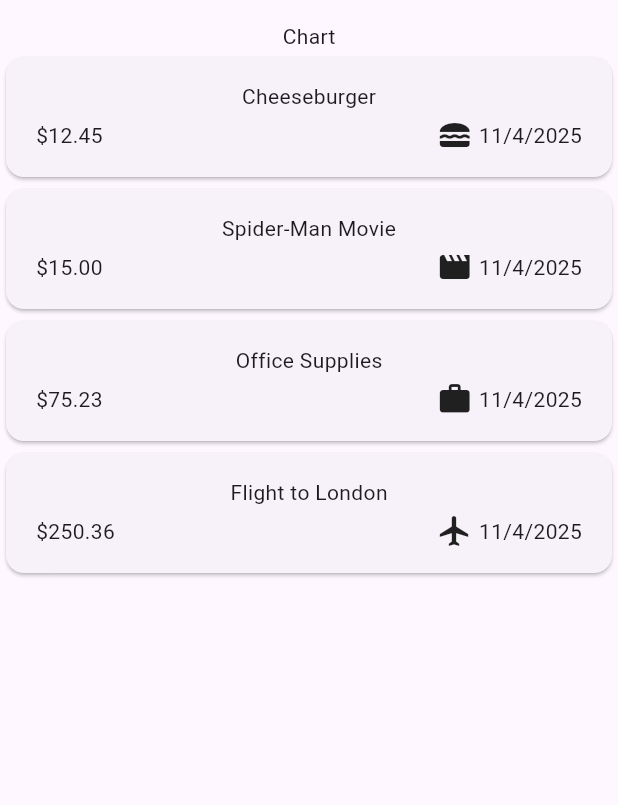
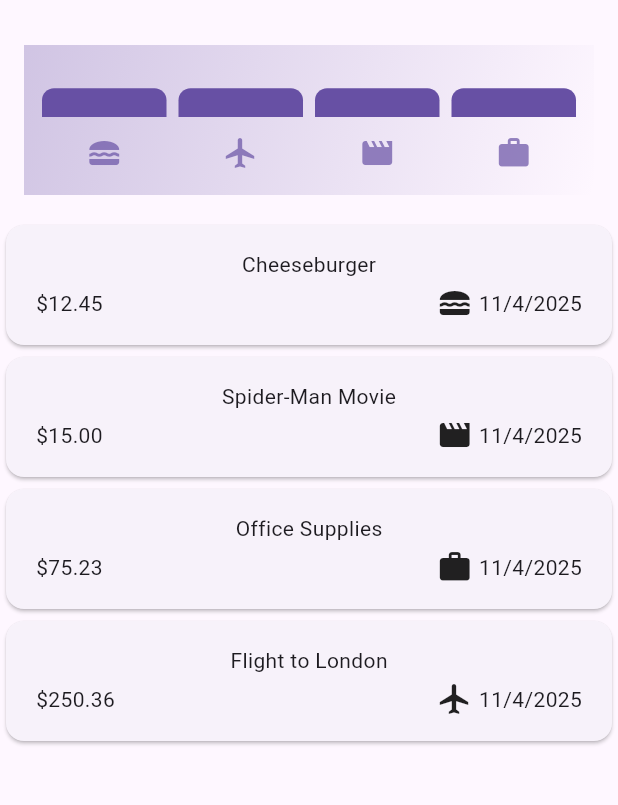
Before and after one commit to AliKhachab/expenses_app, a Flutter app: the screen it shows after launch, on a phone screen of 412 x 824 dp, the part 63-868 px from its top. Run offline on Flutter 3.47's test engine with Material 3 defaults, Android fonts, the phone set to English and light mode, and no system bars.

Commit message:
chart now works

```diff
--- a/lib/models/expense.dart
+++ b/lib/models/expense.dart
@@ -37,3 +37,27 @@ class Expense {
     return dateFormatter.format(date);
   }
 }
+
+class ExpenseBucket {
+  ExpenseBucket({
+    required this.category,
+    required this.expenses,
+  });
+
+  final Category category;
+  final List<Expense> expenses;
+
+  ExpenseBucket.forCategory(List<Expense> allExpenses, this.category)
+      : expenses = allExpenses
+            .where((expense) => expense.category == category)
+            .toList();
+
+  double get totalExpenses {
+    double sum = 0;
+    for (final expense in expenses) {
+      sum += expense.amount;
+
+    }
+    return sum;
+  }
+}
--- a/lib/widgets/chart/chart.dart
+++ b/lib/widgets/chart/chart.dart
@@ -0,0 +1,74 @@
+import 'package:expense_tracker/models/expense.dart';
+import 'package:flutter/material.dart';
+import 'package:expense_tracker/widgets/chart/chart_bar.dart';
+
+class Chart extends StatelessWidget {
+  const Chart({super.key, required this.expenses});
+
+  final List<Expense> expenses;
+
+  List<ExpenseBucket> get buckets {
+    return Category.values.map((category) {
+      return ExpenseBucket.forCategory(expenses, category);
+    }).toList();
+  }
+
+  double get maxTotalExpenses {
+    double maxTotalExpenses = 0;
+    for (final bucket in buckets) {
+      if (bucket.totalExpenses > maxTotalExpenses) {
+        maxTotalExpenses = bucket.totalExpenses;
+      }
+    }
+    return maxTotalExpenses;
+  }
+
+  @override
+  Widget build(BuildContext context) {
+    final isDarkMode = MediaQuery.of(context).platformBrightness == Brightness.dark;
+    return Container(
+      margin: const EdgeInsets.all(16),
+      padding: const EdgeInsets.symmetric(horizontal: 8, vertical: 16),
+      width: double.infinity,
+      height: 100,
+      decoration: BoxDecoration(
+        gradient: LinearGradient(
+          colors: [
+            Theme.of(context).colorScheme.primary.withValues(alpha: 0.3),
+            Theme.of(context).colorScheme.primary.withValues(alpha: 0)
+            ],
+          begin: Alignment.topLeft,
+          end: Alignment.bottomRight,
+        ),
+      ),
+      child: Column(
+        children: [
+          Expanded(
+            child: Row(
+              crossAxisAlignment: CrossAxisAlignment.end,
+              children: [
+                for (final bucket in buckets)
+                  ChartBar(
+                    fill: maxTotalExpenses == 0 ? 0 : bucket.totalExpenses / maxTotalExpenses,
+                  ),
+              ],
+            ),
+          ),
+          const SizedBox(height: 12),
+          Row(
+            children: buckets.map((bucket) =>
+            Expanded(
+              child: Padding(
+                padding: const EdgeInsets.symmetric(horizontal: 4),
+                child: Icon(
+                  categoryIcons[bucket.category],
+                  color: isDarkMode ? Theme.of(context).colorScheme.primary : Theme.of(context).colorScheme.primary.withValues(alpha: 0.7),
+                ),
+              ),
+            )).toList(),
+          )
+        ]
+      )
+    );
+  }
+}
--- a/lib/widgets/chart/chart_bar.dart
+++ b/lib/widgets/chart/chart_bar.dart
@@ -1,7 +1,9 @@
 import 'package:flutter/material.dart';
 
 class ChartBar extends StatelessWidget {
-  const ChartBar({super.key});
+  const ChartBar({super.key, required this.fill});
+  final double fill;
+
   @override
   Widget build(BuildContext context) {
     final isDarkMode = MediaQuery.of(context).platformBrightness == Brightness.dark;
--- a/lib/widgets/expenses.dart
+++ b/lib/widgets/expenses.dart
@@ -2,6 +2,7 @@ import 'package:expense_tracker/widgets/new_expense.dart';
 import 'package:flutter/material.dart';
 import 'package:expense_tracker/models/expense.dart';
 import 'package:expense_tracker/widgets/expenses_list/expenses_list.dart';
+import 'package:expense_tracker/widgets/chart/chart.dart';
 
 class Expenses extends StatefulWidget {
   const Expenses({super.key});
@@ -95,7 +96,7 @@ class _ExpensesState extends State<Expenses> {
       ),
       body: Column(
         children: [
-          Text("Chart"),
+          Chart(expenses: _registeredExpenses),
           Expanded(child: mainContent),
         ],
       ),
```
